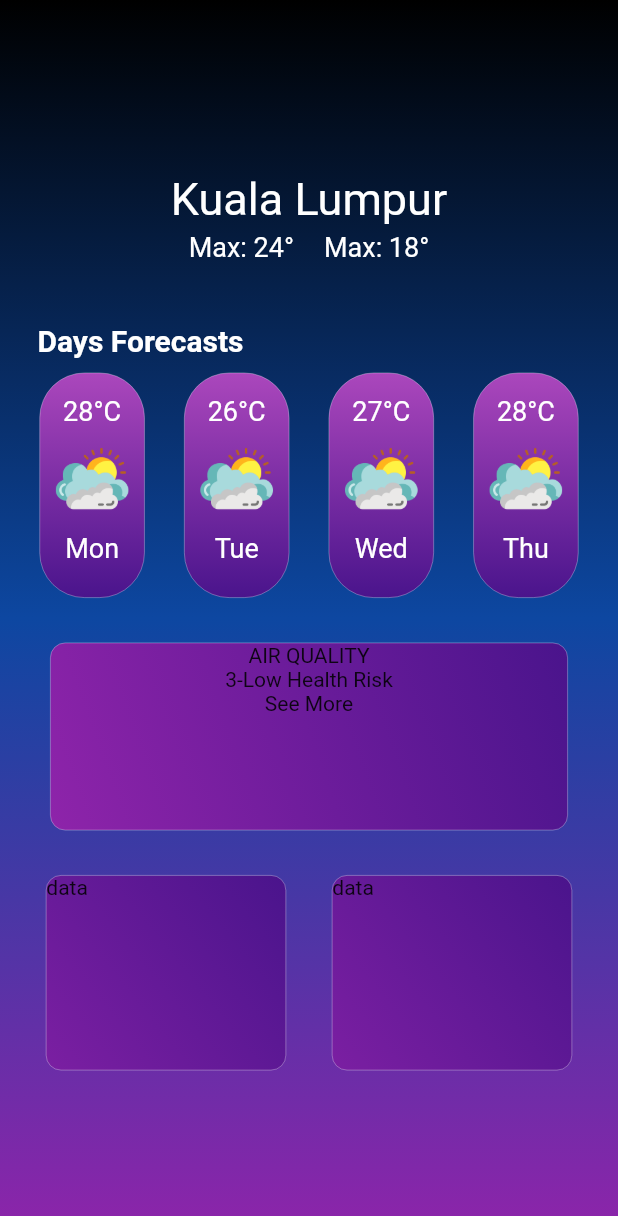
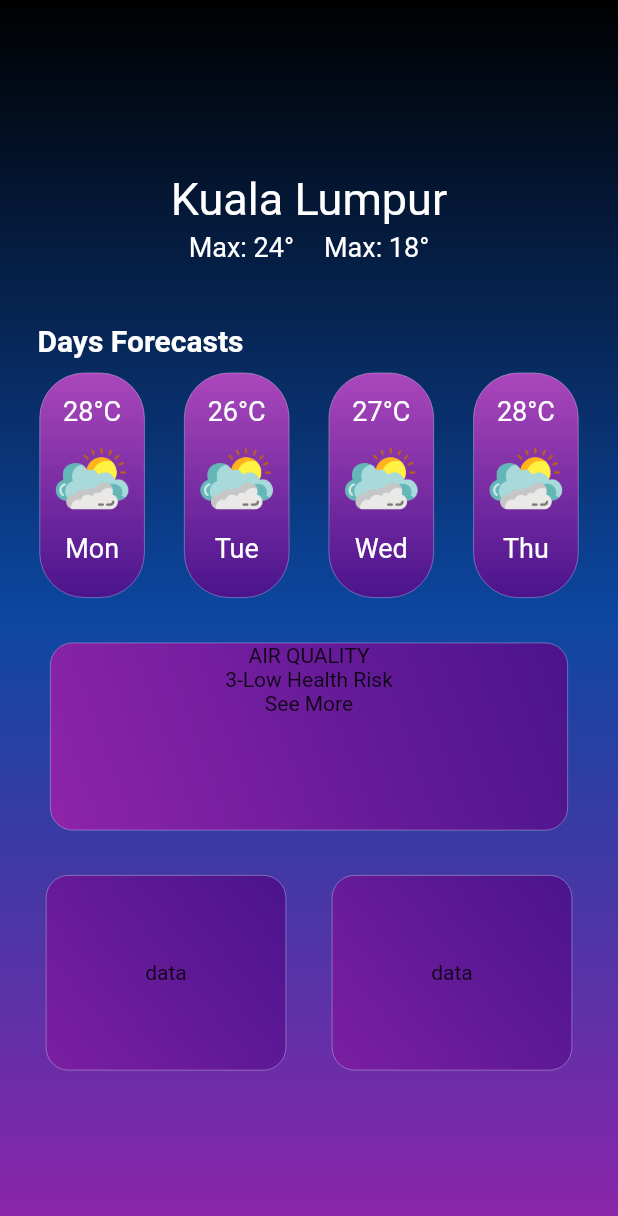
Before and after one commit to AdlilAfiq11/WeatherForecasts_MobileApp_Design, a Flutter app: the WeatherDetailsView widget shown alone on an empty page, opened directly, on a phone screen of 412 x 824 dp. Shown: the top 1216 px of the screen. Run offline on Flutter 3.47's test engine with Material 3 defaults, Android fonts, the phone set to English and light mode, and no system bars; our stand-ins replace google_nav_bar, timezone.

Commit message:
Amend code structure

```diff
--- a/lib/view/details/details.dart
+++ b/lib/view/details/details.dart
@@ -1,4 +1,5 @@
 import 'package:flutter/material.dart';
+import 'package:weather_app/view/utils/main_utils.dart';
 
 class WeatherDetailsView extends StatefulWidget {
   const WeatherDetailsView({super.key});
@@ -11,17 +12,7 @@ class _WeatherDetailsViewState extends State<WeatherDetailsView> {
   @override
   Widget build(BuildContext context) {
     return Container(
-      decoration: BoxDecoration(
-        gradient: LinearGradient(
-          colors: [
-            Colors.black,
-            Colors.blue.shade900,
-            Colors.purple.shade600,
-          ],
-          begin: Alignment.topCenter,
-          end: Alignment.bottomCenter,
-        ),
-      ),
+      decoration: backgroundColor('main'),
       child: Center(
         child: Column(
           mainAxisAlignment: MainAxisAlignment.center,
@@ -138,21 +129,7 @@ class _WeatherDetailsViewState extends State<WeatherDetailsView> {
                         Container(
                           width: 70,
                           height: 150,
-                          decoration: BoxDecoration(
-                            border: Border.all(
-                              width: 0.2,
-                              color: Colors.white,
-                            ),
-                            borderRadius: BorderRadius.circular(30),
-                            gradient: LinearGradient(
-                              colors: [
-                                Colors.purple.shade400,
-                                Colors.purple.shade900,
-                              ],
-                              begin: Alignment.topCenter,
-                              end: Alignment.bottomCenter,
-                            ),
-                          ),
+                          decoration: backgroundColor('daysForecasts'),
                           child: const Column(
                             children: [
                               Padding(
@@ -293,21 +270,7 @@ class _WeatherDetailsViewState extends State<WeatherDetailsView> {
               child: Container(
                 width: 345,
                 height: 125,
-                decoration: BoxDecoration(
-                  border: Border.all(
-                    width: 0.2,
-                    color: Colors.white,
-                  ),
-                  borderRadius: BorderRadius.circular(10),
-                  gradient: LinearGradient(
-                    colors: [
-                      Colors.purple.shade600,
-                      Colors.purple.shade900,
-                    ],
-                    begin: Alignment.bottomLeft,
-                    end: Alignment.topRight,
-                  ),
-                ),
+                decoration: backgroundColor('airQuality'),
                 child: const Column(
                   children: [
                     Text('AIR QUALITY'),
@@ -325,22 +288,8 @@ class _WeatherDetailsViewState extends State<WeatherDetailsView> {
                   child: Container(
                     width: 160,
                     height: 130,
-                    decoration: BoxDecoration(
-                      border: Border.all(
-                        width: 0.2,
-                        color: Colors.white,
-                      ),
-                      borderRadius: BorderRadius.circular(10),
-                      gradient: LinearGradient(
-                        colors: [
-                          Colors.purple.shade700,
-                          Colors.purple.shade900,
-                        ],
-                        begin: Alignment.bottomLeft,
-                        end: Alignment.topRight,
-                      ),
-                    ),
-                    child: const Text('data'),
+                    decoration: backgroundColor('weatherDetails'),
+                    child: const Center(child: Text('data')),
                   ),
                 ),
                 Padding(
@@ -348,22 +297,8 @@ class _WeatherDetailsViewState extends State<WeatherDetailsView> {
                   child: Container(
                     width: 160,
                     height: 130,
-                    decoration: BoxDecoration(
-                      border: Border.all(
-                        width: 0.2,
-                        color: Colors.white,
-                      ),
-                      borderRadius: BorderRadius.circular(10),
-                      gradient: LinearGradient(
-                        colors: [
-                          Colors.purple.shade700,
-                          Colors.purple.shade900,
-                        ],
-                        begin: Alignment.bottomLeft,
-                        end: Alignment.topRight,
-                      ),
-                    ),
-                    child: const Text('data'),
+                    decoration: backgroundColor('weatherDetails'),
+                    child: const Center(child: Text('data')),
                   ),
                 )
               ],
```
Also changed, not shown: lib/view/home.dart (+2 -10 lines), lib/view/search.dart (+42 -12 lines), lib/view/weather.dart (+3 -21 lines).
